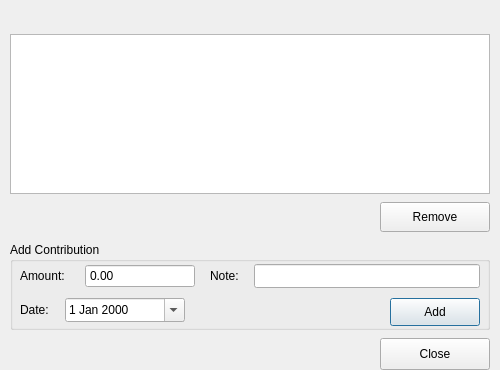
First picture: the form in ui/goal_contributions_dialog.ui, repository fishija/fcontrol-personal-finance, before the edit.
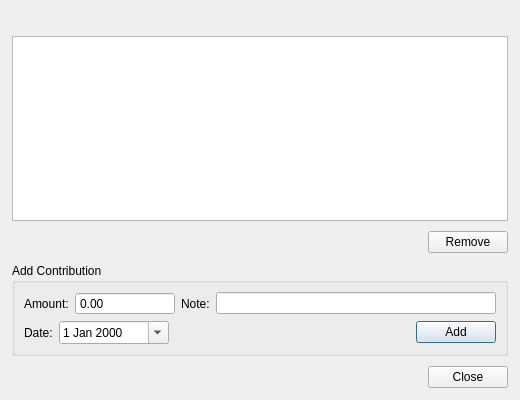
Second picture: the form after the edit.

Commit message: Update goals and goal_contribution views to meet base usability requirements

Diff of the .ui file:
```diff
--- a/ui/goal_contributions_dialog.ui
+++ b/ui/goal_contributions_dialog.ui
@@ -6,82 +6,98 @@
    <rect>
     <x>0</x>
     <y>0</y>
-    <width>500</width>
-    <height>370</height>
+    <width>520</width>
+    <height>400</height>
    </rect>
   </property>
   <property name="windowTitle">
    <string>Goal Contributions</string>
   </property>
+  <layout class="QVBoxLayout" name="mainLayout">
+   <property name="leftMargin">
+    <number>12</number>
+   </property>
+   <property name="topMargin">
+    <number>12</number>
+   </property>
+   <property name="rightMargin">
+    <number>12</number>
+   </property>
+   <property name="bottomMargin">
+    <number>12</number>
+   </property>
+   <property name="spacing">
+    <number>10</number>
+   </property>
+   <item>
   <widget class="QLabel" name="infoLabel">
-   <property name="geometry">
-    <rect>
-     <x>10</x>
-     <y>10</y>
-     <width>480</width>
-     <height>16</height>
-    </rect>
-   </property>
    <property name="text">
     <string/>
    </property>
   </widget>
+   </item>
+   <item>
   <widget class="QListWidget" name="contributionsList">
-   <property name="geometry">
-    <rect>
-     <x>10</x>
-     <y>34</y>
-     <width>480</width>
-     <height>160</height>
-    </rect>
-   </property>
-  </widget>
+     <property name="sizePolicy">
+      <sizepolicy hsizetype="Expanding" vsizetype="Expanding">
+       <horstretch>0</horstretch>
+       <verstretch>1</verstretch>
+      </sizepolicy>
+     </property>
+    </widget>
+   </item>
+   <item>
+    <layout class="QHBoxLayout" name="removeLayout">
+     <item>
+      <spacer name="removeSpacer">
+       <property name="orientation">
+        <enum>Qt::Orientation::Horizontal</enum>
+       </property>
+       <property name="sizeHint" stdset="0">
+        <size>
+         <width>40</width>
+         <height>20</height>
+        </size>
+       </property>
+      </spacer>
+     </item>
+     <item>
   <widget class="QPushButton" name="removeButton">
-   <property name="geometry">
-    <rect>
-     <x>380</x>
-     <y>202</y>
-     <width>110</width>
-     <height>30</height>
-    </rect>
-   </property>
    <property name="text">
     <string>Remove</string>
    </property>
   </widget>
+     </item>
+    </layout>
+   </item>
+   <item>
   <widget class="QGroupBox" name="groupBox">
-   <property name="geometry">
-    <rect>
-     <x>10</x>
-     <y>242</y>
-     <width>480</width>
-     <height>88</height>
-    </rect>
-   </property>
    <property name="title">
     <string>Add Contribution</string>
    </property>
+     <layout class="QVBoxLayout" name="addGroupLayout">
+      <property name="spacing">
+       <number>6</number>
+      </property>
+      <item>
+       <layout class="QHBoxLayout" name="addRow1">
+        <property name="spacing">
+         <number>6</number>
+        </property>
+        <item>
    <widget class="QLabel" name="label_amount">
-    <property name="geometry">
-     <rect>
-      <x>10</x>
-      <y>26</y>
-      <width>60</width>
-      <height>16</height>
-     </rect>
-    </property>
     <property name="text">
      <string>Amount:</string>
     </property>
    </widget>
+        </item>
+        <item>
    <widget class="QDoubleSpinBox" name="amountInput">
-    <property name="geometry">
-     <rect>
-      <x>75</x>
-      <y>22</y>
-      <width>110</width>
-      <height>24</height>
-     </rect>
+          <property name="minimumSize">
+           <size>
+            <width>100</width>
+            <height>0</height>
+           </size>
     </property>
     <property name="buttonSymbols">
      <enum>QAbstractSpinBox::ButtonSymbols::NoButtons</enum>
@@ -93,50 +109,45 @@
      <number>2</number>
     </property>
    </widget>
+        </item>
+        <item>
    <widget class="QLabel" name="label_note">
-    <property name="geometry">
-     <rect>
-      <x>200</x>
-      <y>26</y>
-      <width>40</width>
-      <height>16</height>
-     </rect>
-    </property>
     <property name="text">
      <string>Note:</string>
     </property>
    </widget>
+        </item>
+        <item>
    <widget class="QLineEdit" name="noteInput">
-    <property name="geometry">
-     <rect>
-      <x>244</x>
-      <y>22</y>
-      <width>226</width>
-      <height>24</height>
-     </rect>
-    </property>
-   </widget>
+          <property name="sizePolicy">
+           <sizepolicy hsizetype="Expanding" vsizetype="Fixed">
+            <horstretch>1</horstretch>
+            <verstretch>0</verstretch>
+           </sizepolicy>
+          </property>
+         </widget>
+        </item>
+       </layout>
+      </item>
+      <item>
+       <layout class="QHBoxLayout" name="addRow2">
+        <property name="spacing">
+         <number>6</number>
+        </property>
+        <item>
    <widget class="QLabel" name="label_date">
-    <property name="geometry">
-     <rect>
-      <x>10</x>
-      <y>60</y>
-      <width>40</width>
-      <height>16</height>
-     </rect>
-    </property>
     <property name="text">
      <string>Date:</string>
     </property>
    </widget>
+        </item>
+        <item>
    <widget class="QDateEdit" name="dateInput">
-    <property name="geometry">
-     <rect>
-      <x>55</x>
-      <y>56</y>
-      <width>120</width>
-      <height>24</height>
-     </rect>
+          <property name="minimumSize">
+           <size>
+            <width>110</width>
+            <height>0</height>
+           </size>
     </property>
     <property name="buttonSymbols">
      <enum>QAbstractSpinBox::ButtonSymbols::NoButtons</enum>
@@ -145,15 +156,22 @@
      <bool>true</bool>
     </property>
    </widget>
+        </item>
+        <item>
+         <spacer name="addRow2Spacer">
+          <property name="orientation">
+           <enum>Qt::Orientation::Horizontal</enum>
+          </property>
+          <property name="sizeHint" stdset="0">
+           <size>
+            <width>40</width>
+            <height>20</height>
+           </size>
+          </property>
+         </spacer>
+        </item>
+        <item>
    <widget class="QPushButton" name="addContributionButton">
-    <property name="geometry">
-     <rect>
-      <x>380</x>
-      <y>56</y>
-      <width>90</width>
-      <height>28</height>
-     </rect>
-    </property>
     <property name="text">
      <string>Add</string>
     </property>
@@ -161,16 +179,29 @@
      <bool>true</bool>
     </property>
    </widget>
-  </widget>
+        </item>
+       </layout>
+      </item>
+     </layout>
+    </widget>
+   </item>
+   <item>
+    <layout class="QHBoxLayout" name="closeLayout">
+     <item>
+      <spacer name="closeSpacer">
+       <property name="orientation">
+        <enum>Qt::Orientation::Horizontal</enum>
+       </property>
+       <property name="sizeHint" stdset="0">
+        <size>
+         <width>40</width>
+         <height>20</height>
+        </size>
+       </property>
+      </spacer>
+     </item>
+     <item>
   <widget class="QPushButton" name="closeButton">
-   <property name="geometry">
-    <rect>
-     <x>380</x>
-     <y>338</y>
-     <width>110</width>
-     <height>32</height>
-    </rect>
-   </property>
    <property name="text">
     <string>Close</string>
    </property>
@@ -178,6 +209,10 @@
     <bool>false</bool>
    </property>
   </widget>
+     </item>
+    </layout>
+   </item>
+  </layout>
  </widget>
  <resources/>
  <connections/>
```
Lines whose indentation alone changed are shown as unchanged. The commit also changes 5 other files.
